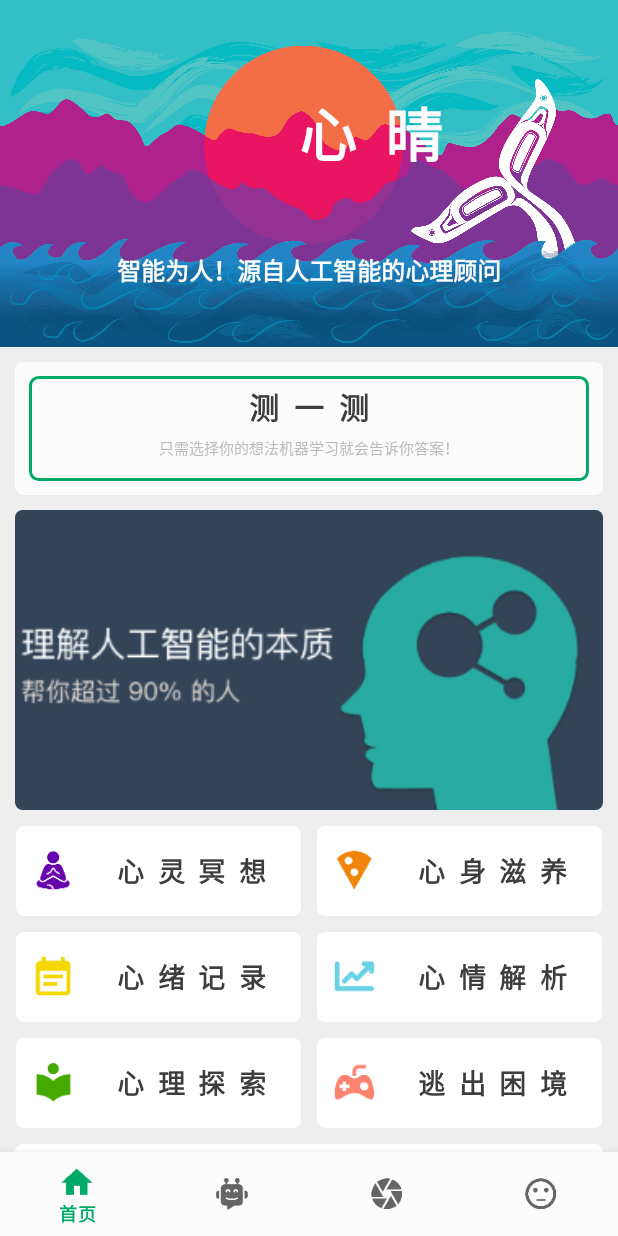
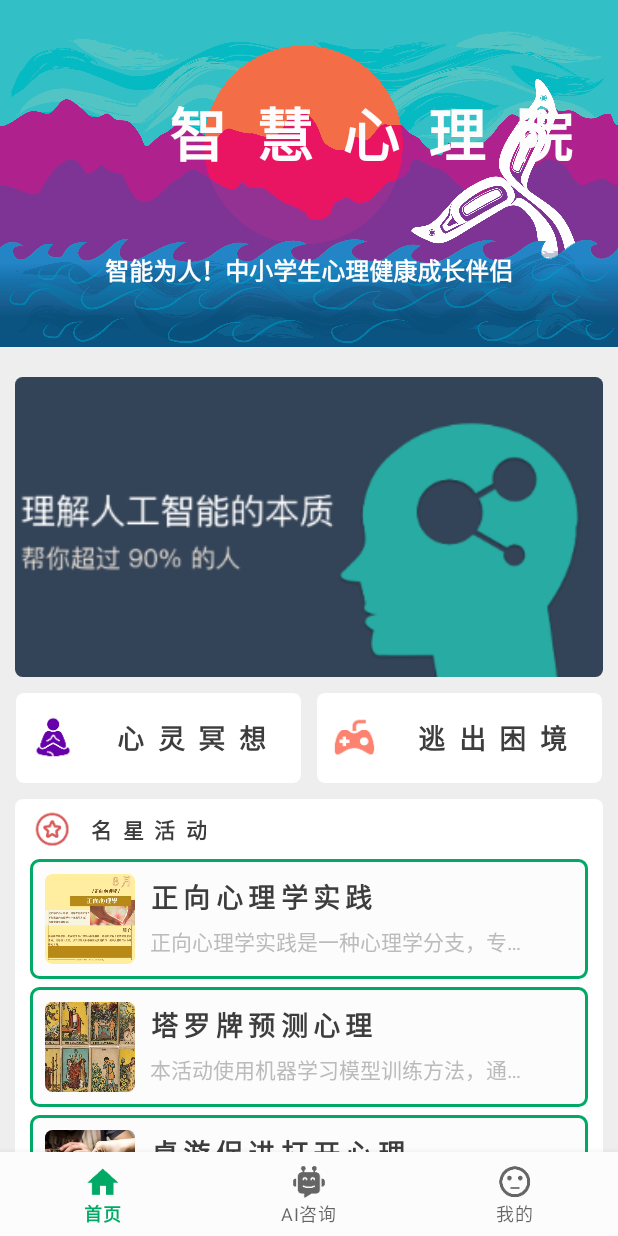
Before and after one commit to Tiriod/Mental, an Android app: the HomeFragment screen opened directly, with no data from a screen before it, on a phone screen of 412 x 824 dp. Run offline under Robolectric (Android 15) with nearby library versions, the light colour scheme and no system bars.

Commit message:
中学生阉割版完成

```diff
--- a/app/src/main/java/com/example/mental/MainActivity.java
+++ b/app/src/main/java/com/example/mental/MainActivity.java
@@ -32,9 +32,9 @@ public class MainActivity extends AppCompatActivity {
                     case R.id.AIConsult:
                         selectedFragment = new AIConsultFragment();
                         break;
-                    case R.id.shareLoop:
-                        selectedFragment = new ShareLoopFragment();
-                        break;
+//                    case R.id.shareLoop:
+//                        selectedFragment = new ShareLoopFragment();
+//                        break;
                     case R.id.mine:
                         selectedFragment = new MineFragment();
                         break;
--- a/app/src/main/java/com/example/mental/MainUI/HomeFragment.java
+++ b/app/src/main/java/com/example/mental/MainUI/HomeFragment.java
@@ -56,7 +56,7 @@ public class HomeFragment extends Fragment implements ModuleAdapter.OnModuleClic
         View view = inflater.inflate(R.layout.fragment_home, container, false);
 
 
-        initHorizontalRecyclerView(view);
+//        initHorizontalRecyclerView(view);
         initBanner(view);
         initFunctionModules(view);
         initActivityList(view);
@@ -159,10 +159,10 @@ public class HomeFragment extends Fragment implements ModuleAdapter.OnModuleClic
     private void initFunctionModules(View view) {
         List<FunctionModule> functionModules = new ArrayList<>();
         functionModules.add(new FunctionModule(R.drawable.icon_function_meditation, "心灵冥想"));
-        functionModules.add(new FunctionModule(R.drawable.icon_function_food, "心身滋养"));
-        functionModules.add(new FunctionModule(R.drawable.icon_function_note, "心绪记录"));
-        functionModules.add(new FunctionModule(R.drawable.icon_function_analyze, "心情解析"));
-        functionModules.add(new FunctionModule(R.drawable.icon_function_read, "心理探索"));
+//        functionModules.add(new FunctionModule(R.drawable.icon_function_food, "心身滋养"));
+//        functionModules.add(new FunctionModule(R.drawable.icon_function_note, "心绪记录"));
+//        functionModules.add(new FunctionModule(R.drawable.icon_function_analyze, "心情解析"));
+//        functionModules.add(new FunctionModule(R.drawable.icon_function_read, "心理探索"));
         functionModules.add(new FunctionModule(R.drawable.icon_function_game, "逃出困境"));
 
         RecyclerView functionRecyclerView = view.findViewById(R.id.functionRecyclerView);
@@ -287,7 +287,10 @@ public class HomeFragment extends Fragment implements ModuleAdapter.OnModuleClic
                 startActivity(new Intent(requireContext(), MeditationActivity.class));
                 break;
             case 1:
-                startActivity(new Intent(requireContext(), FoodActivity.class));
+
+                startActivity(new Intent(requireContext(), GameActivity.class));
+
+//                startActivity(new Intent(requireContext(), FoodActivity.class));
                 break;
             case 2:
                 startActivity(new Intent(requireContext(), NoteActivity.class));
--- a/app/src/main/java/com/example/mental/MainUI/MineFragment.java
+++ b/app/src/main/java/com/example/mental/MainUI/MineFragment.java
@@ -37,7 +37,7 @@ public class MineFragment extends Fragment {
         mineUserCardRecyclerView.setLayoutManager(userCardLayoutManager);
         // 创建用户卡片数据列表
         List<UserCardItem> userCardItems = new ArrayList<>();
-        userCardItems.add(new UserCardItem(R.drawable.image_avatar, "时间间", "189****1998"));
+        userCardItems.add(new UserCardItem(R.drawable.image_avatar, "学习者", "189****1998"));
         // ... 添加更多用户卡片数据项
         // 初始化适配器并设置
         UserCardAdapter userCardAdapter = new UserCardAdapter(userCardItems, getContext());
--- a/app/src/main/res/layout/fragment_home.xml
+++ b/app/src/main/res/layout/fragment_home.xml
@@ -32,7 +32,7 @@
                 android:layout_marginTop="60dp"
                 android:gravity="center"
                 android:letterSpacing="0.5"
-                android:text="心晴"
+                android:text="智慧心理院"
                 android:textColor="@color/white"
                 android:textSize="32sp"
                 android:textStyle="bold" />
@@ -42,7 +42,7 @@
                 android:layout_height="wrap_content"
                 android:layout_below="@id/text_fragment_home_appName"
                 android:gravity="center"
-                android:text="智能为人！源自人工智能的心理顾问"
+                android:text="智能为人！中小学生心理健康成长伴侣"
                 android:layout_marginTop="60dp"
                 android:textColor="@color/white"
                 android:textSize="16sp"
@@ -53,7 +53,7 @@
         <!-- 子容器，横向滑动 -->
         <androidx.cardview.widget.CardView
             android:layout_width="match_parent"
-            android:layout_height="wrap_content"
+            android:layout_height="0dp"
             android:layout_margin="10dp"
             app:cardBackgroundColor="#FCFCFC"
             app:cardCornerRadius="5dp"
--- a/app/src/main/res/layout/item_usercard.xml
+++ b/app/src/main/res/layout/item_usercard.xml
@@ -83,7 +83,7 @@
             android:layout_height="wrap_content"
             android:layout_margin="10dp"
             android:background="@android:color/transparent"
-            android:text="我就是我！不一样的烟火！"
+            android:text="好好学习！天天向上！"
             android:textColor="@color/black"
             android:textSize="18sp"
             android:textStyle="normal"
--- a/app/src/main/res/menu/navigation_menu.xml
+++ b/app/src/main/res/menu/navigation_menu.xml
@@ -9,10 +9,10 @@
         android:id="@+id/AIConsult"
         android:icon="@drawable/selector_aiconsult"
         android:title="AI咨询" />
-    <item
-        android:id="@+id/shareLoop"
-        android:icon="@drawable/selector_shareloop"
-        android:title="分享圈" />
+<!--    <item-->
+<!--        android:id="@+id/shareLoop"-->
+<!--        android:icon="@drawable/selector_shareloop"-->
+<!--        android:title="分享圈" />-->
     <item
         android:id="@+id/mine"
         android:icon="@drawable/selector_mine"
```
Also changed, not shown: app/src/main/java/com/example/mental/FunctionUI/GameActivity.java (+8 -1 lines), app/src/main/java/com/example/mental/MainUI/AIConsultFragment.java (+37 -3 lines).
